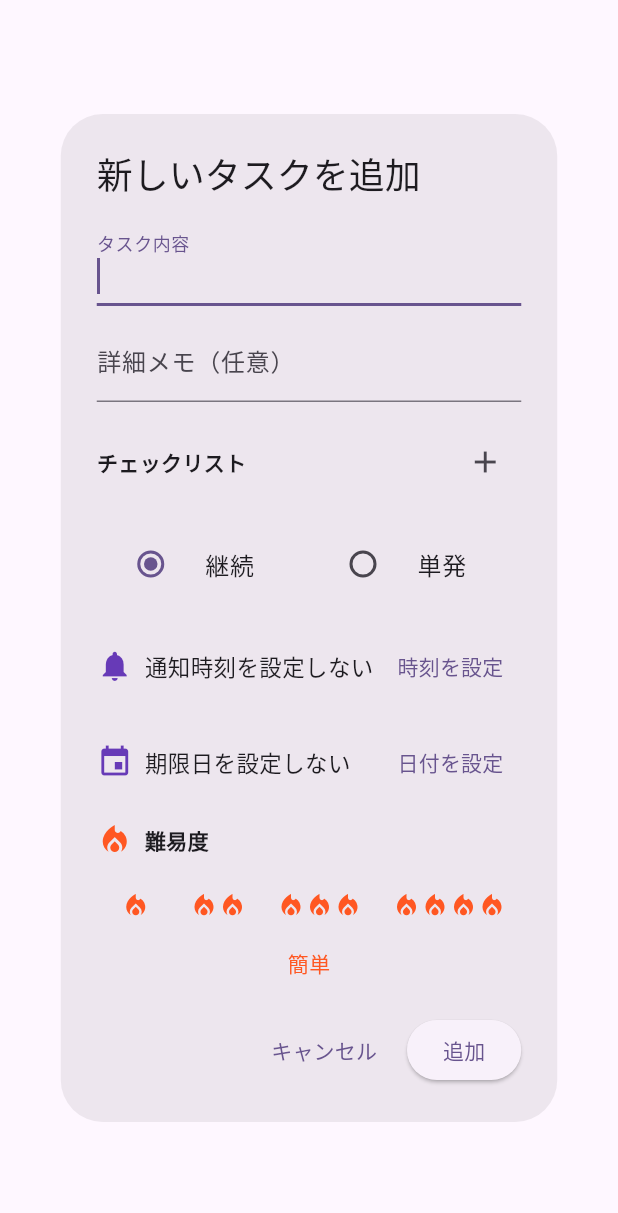
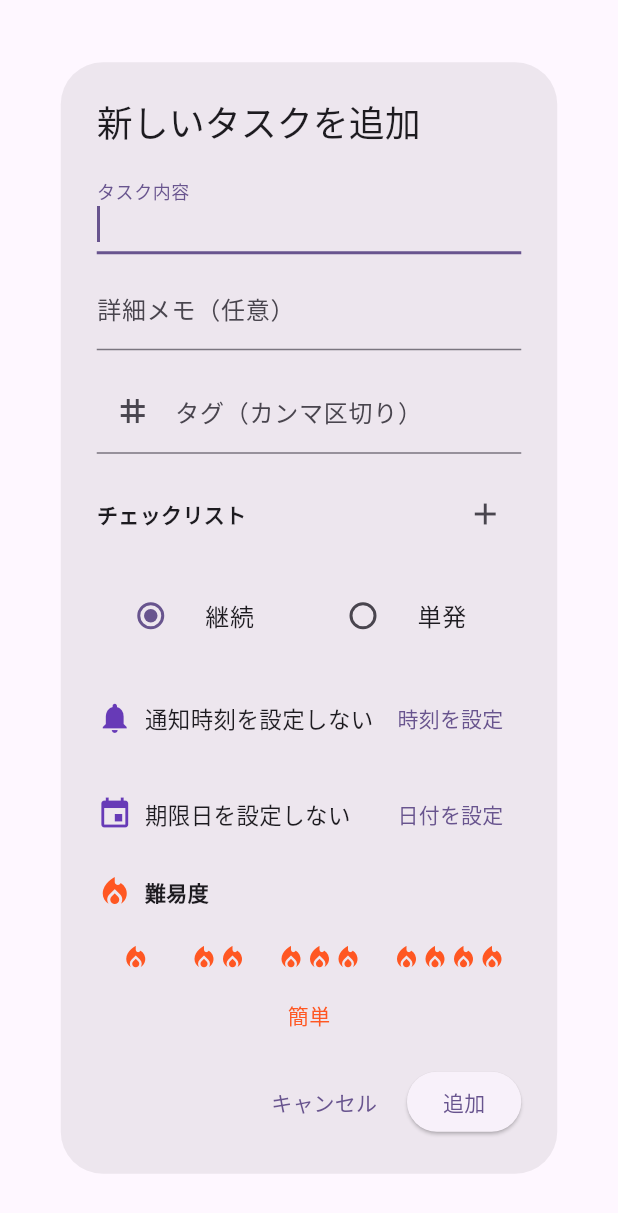
Before and after one commit to nicest414/todolist, a Flutter app: the AddTodoDialog widget shown alone on an empty page, opened directly with empty values, after a tap on the "add" icon, after a tap on the "delete" icon, after a tap on "追加", on a phone screen of 412 x 824 dp. Shown: the top 1213 px of the screen. Run offline on Flutter 3.47's test engine with Material 3 defaults, Android fonts, the phone set to English and light mode, and no system bars; our stand-ins replace audioplayers, device_preview, flutter_local_notifications, flutter_riverpod.

Commit message:
タグ機能の追加（タグを用いた検索機能も）

```diff
--- a/lib/widgets/add_todo_dialog.dart
+++ b/lib/widgets/add_todo_dialog.dart
@@ -27,6 +27,8 @@ class _AddTodoDialogState extends ConsumerState<AddTodoDialog> {
   DateTime? _dueDate;
   TodoType? _selectedType;
   int _difficulty = 1; // 1:簡単, 2:普通, 3:難しい, 4:困難
+  // 追加: タグ入力（カンマ区切り）
+  final TextEditingController _tagsController = TextEditingController();
 
   @override
   void initState() {
@@ -42,6 +44,7 @@ class _AddTodoDialogState extends ConsumerState<AddTodoDialog> {
     for (final controller in _checklistControllers) {
       controller.dispose();
     }
+    _tagsController.dispose();
     super.dispose();
   }
 
@@ -146,11 +149,20 @@ class _AddTodoDialogState extends ConsumerState<AddTodoDialog> {
     final checklist =
         _tempChecklist.where((item) => item.title.isNotEmpty).toList();
 
+    // タグのパース（カンマ区切り、空要素は除外、前後スペース除去、重複排除、小文字化はせず入力を尊重）
+    final tags = _tagsController.text
+        .split(',')
+        .map((s) => s.trim())
+        .where((s) => s.isNotEmpty)
+        .toSet()
+        .toList();
+
     if (_selectedType == TodoType.continuous) {
       ref.read(continuousTodoProvider.notifier).addTodo(
             title,
             memo: _memoController.text,
             checklist: checklist,
+            tags: tags,
             notificationTime: _notificationTime,
             dueDate: _dueDate,
             difficulty: _difficulty, // 難易度を追加
@@ -160,6 +172,7 @@ class _AddTodoDialogState extends ConsumerState<AddTodoDialog> {
             title,
             memo: _memoController.text,
             checklist: checklist,
+            tags: tags,
             notificationTime: _notificationTime,
             dueDate: _dueDate,
             difficulty: _difficulty, // 難易度を追加
@@ -190,6 +203,16 @@ class _AddTodoDialogState extends ConsumerState<AddTodoDialog> {
               controller: _memoController,
               decoration: const InputDecoration(
                 labelText: '詳細メモ（任意）',
+              ),
+            ),
+            const SizedBox(height: 12),
+            // 追加: タグ入力
+            TextField(
+              controller: _tagsController,
+              decoration: const InputDecoration(
+                labelText: 'タグ（カンマ区切り）',
+                hintText: '例: 仕事, 勉強, プライベート',
+                prefixIcon: Icon(Icons.tag),
               ),
             ),
             const SizedBox(height: 16),
```
Also changed, not shown: lib/models/todo_item.dart (+6 -1 lines), lib/providers/todo_provider.dart (+48 -7 lines), lib/widgets/todo_item_widget.dart (+22 -0 lines).
